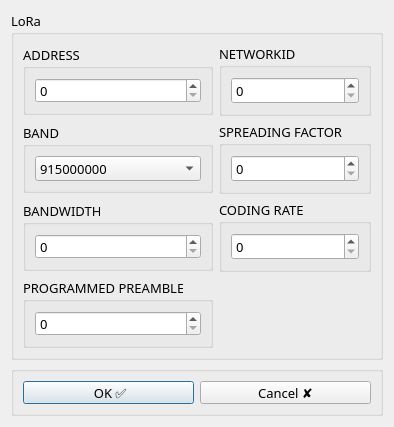
This is src/Views/Config_View.ui in christian0919/GroundStation as Qt 5 draws it before an edit. The edited form follows.
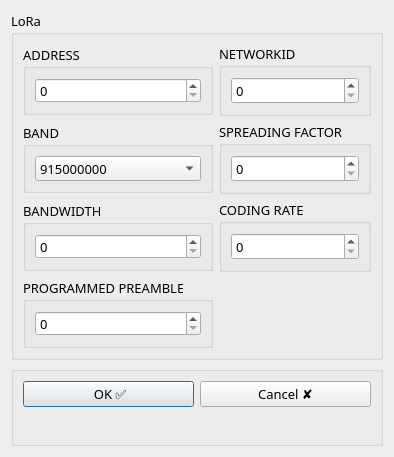
This is the edited form.

Diff of the .ui file:
```diff
--- a/src/Views/Config_View.ui
+++ b/src/Views/Config_View.ui
@@ -7,7 +7,7 @@
     <x>0</x>
     <y>0</y>
     <width>389</width>
-    <height>416</height>
+    <height>446</height>
    </rect>
   </property>
   <property name="font">
@@ -160,8 +160,14 @@
      </layout>
     </widget>
    </item>
-   <item>
+   <item alignment="Qt::AlignTop">
     <widget class="QGroupBox" name="groupBox_2">
+     <property name="minimumSize">
+      <size>
+       <width>0</width>
+       <height>80</height>
+      </size>
+     </property>
      <property name="maximumSize">
       <size>
        <width>16777215</width>
@@ -172,15 +178,27 @@
       <string/>
      </property>
      <layout class="QHBoxLayout" name="horizontalLayout">
-      <item>
+      <item alignment="Qt::AlignTop">
        <widget class="QPushButton" name="ok_button">
+        <property name="minimumSize">
+         <size>
+          <width>0</width>
+          <height>20</height>
+         </size>
+        </property>
         <property name="text">
          <string> OK ✅</string>
         </property>
        </widget>
       </item>
-      <item>
+      <item alignment="Qt::AlignTop">
        <widget class="QPushButton" name="cancel_button">
+        <property name="minimumSize">
+         <size>
+          <width>0</width>
+          <height>20</height>
+         </size>
+        </property>
         <property name="text">
          <string>Cancel ✘</string>
         </property>
```
